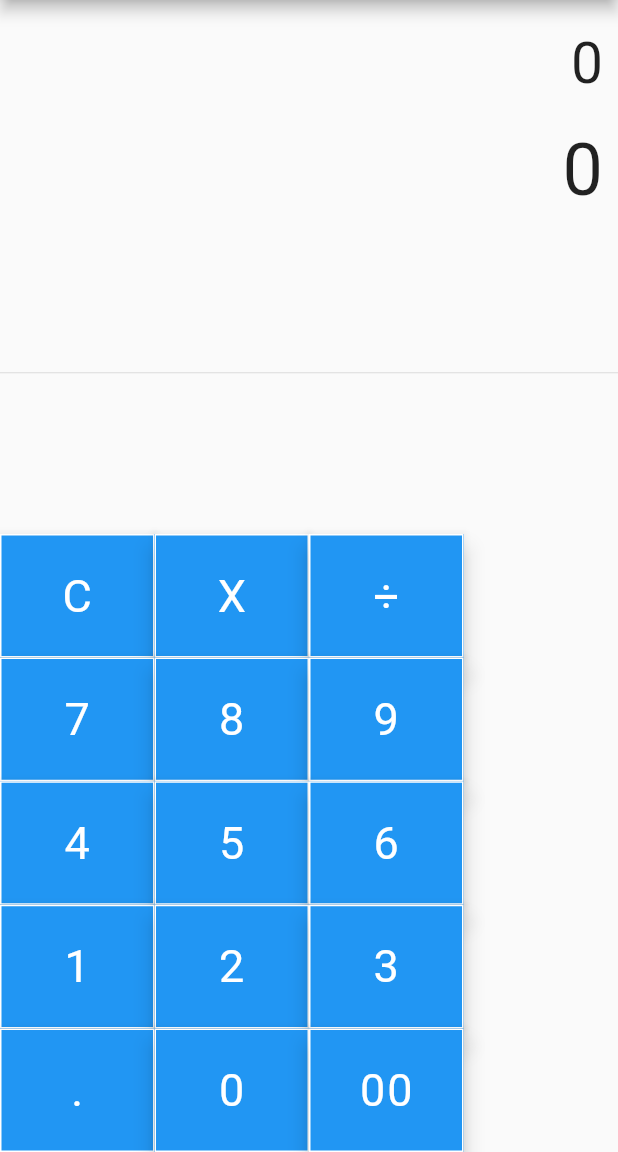
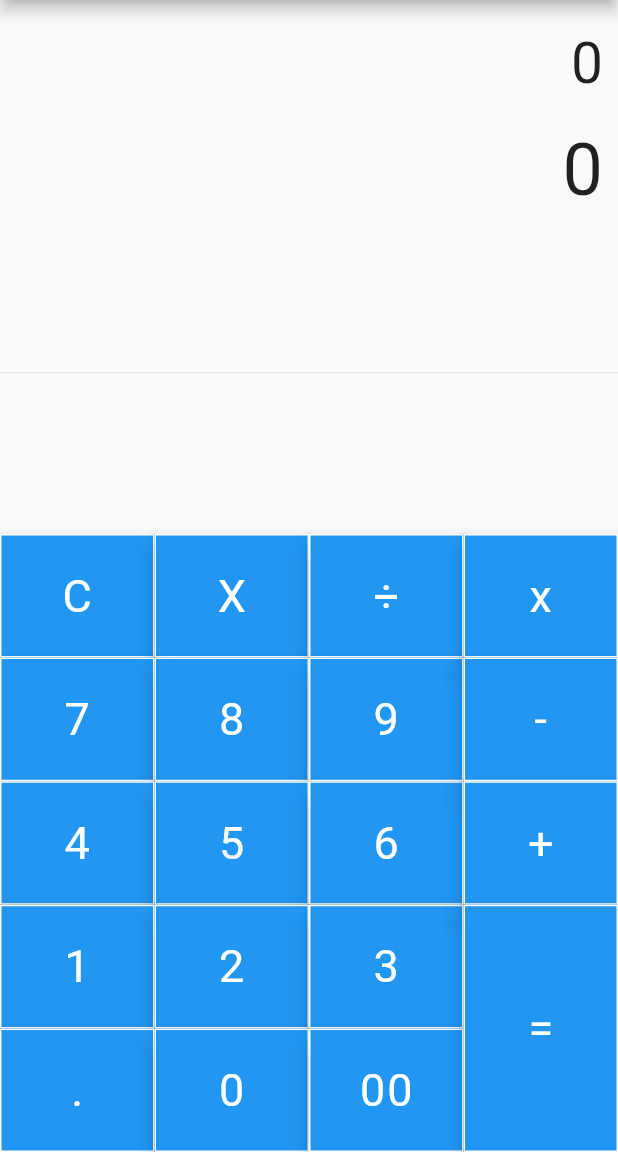
Before and after one commit to shivam1raj5/Calculator_App_Flutter, a Flutter app: the screen it shows after launch, on a phone screen of 412 x 824 dp, the part 84-1236 px from its top. Run offline on Flutter 3.47's test engine with Material 2 defaults, Android fonts, the phone set to English and light mode, and no system bars; our stand-ins replace math_expressions.

Commit message:
Operations are created

```diff
--- a/lib/main.dart
+++ b/lib/main.dart
@@ -152,7 +152,29 @@ class _SimpleCalculatorState extends State<SimpleCalculator> {
                     width: MediaQuery.of(context).size.width * 0.25,
                     child: Table(
                       children: [
+                        TableRow(
+                            children:[
+                              buildButton("x", 1, Colors.grey),
+                            ]
+                        ),
 
+                        TableRow(
+                            children:[
+                              buildButton("-", 1, Colors.grey),
+                            ]
+                        ),
+
+                        TableRow(
+                            children:[
+                              buildButton("+", 1, Colors.grey),
+                            ]
+                        ),
+
+                        TableRow(
+                            children:[
+                              buildButton("=", 2, Colors.blueAccent),
+                            ]
+                        ),
                       ],
                     )
                 )
```
